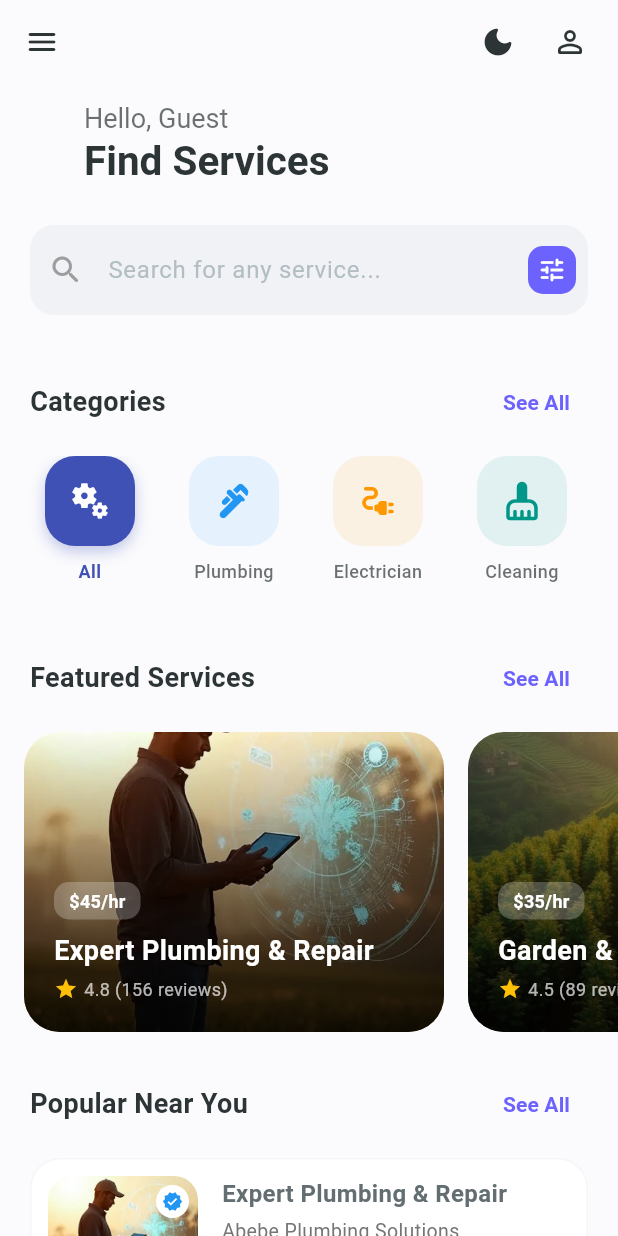
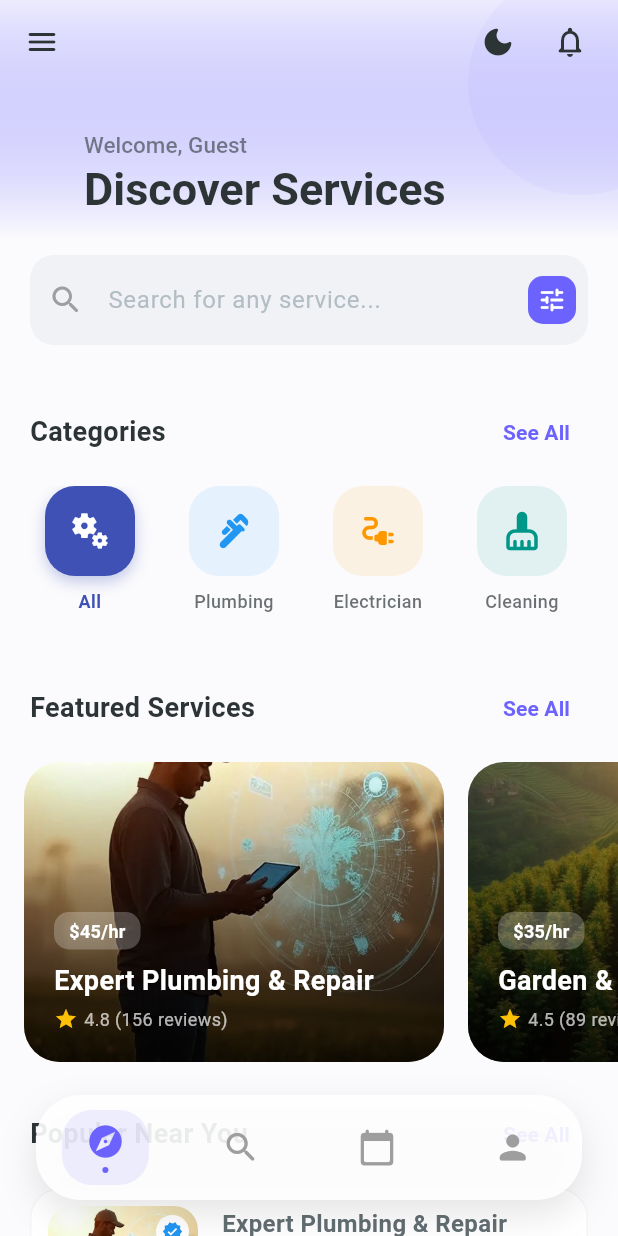
Before and after one commit to Algo-chan/Lazarus-Group, a Flutter app: the HomeScreen screen opened directly, on a phone screen of 412 x 824 dp. Run offline on Flutter 3.47's test engine with Material 3 defaults, Android fonts, the phone set to English and light mode, and no system bars; our stand-ins replace local_auth, shared_preferences; accounts and stored records are empty; network calls fail.

Commit message:
ADD Footer to Apk

```diff
--- a/lib/home_screen.dart
+++ b/lib/home_screen.dart
@@ -86,6 +86,9 @@ class HomeScreen extends StatefulWidget {
 }
 
 class _HomeScreenState extends State<HomeScreen> {
+  final ScrollController _scrollController = ScrollController();
+  bool _isScrolled = false;
+  int _currentIndex = 0;
   String _searchQuery = '';
   String _selectedCategory = 'All';
   List<String> _categories = ['All'];
@@ -95,6 +98,22 @@ class _HomeScreenState extends State<HomeScreen> {
   void initState() {
     super.initState();
     _loadData();
+    _scrollController.addListener(_onScroll);
+  }
+
+  @override
+  void dispose() {
+    _scrollController.removeListener(_onScroll);
+    _scrollController.dispose();
+    super.dispose();
+  }
+
+  void _onScroll() {
+    if (_scrollController.offset > 50 && !_isScrolled) {
+      setState(() => _isScrolled = true);
+    } else if (_scrollController.offset <= 50 && _isScrolled) {
+      setState(() => _isScrolled = false);
+    }
   }
 
   void _loadData() async {
@@ -114,53 +133,38 @@ class _HomeScreenState extends State<HomeScreen> {
   Widget build(BuildContext context) {
     debugPrint('HomeScreen: Building build()');
     return Scaffold(
+      extendBody: true,
       drawer: Drawer(
-        // ... drawer content ...
         child: Column(
           children: [
             UserAccountsDrawerHeader(
               currentAccountPicture: CircleAvatar(
                 backgroundColor: Colors.white,
                 child: Text(
-                  _userName[0].toUpperCase(),
+                  _userName.isNotEmpty ? _userName[0].toUpperCase() : 'G',
                   style: TextStyle(fontSize: 24, fontWeight: FontWeight.bold, color: Theme.of(context).primaryColor),
                 ),
               ),
               accountName: Text(_userName, style: const TextStyle(fontWeight: FontWeight.bold)),
-              accountEmail: const Text('user@example.com'), // Replace with actual email if available
+              accountEmail: const Text('user@example.com'),
               decoration: BoxDecoration(
-                color: Theme.of(context).primaryColor,
+                gradient: LinearGradient(
+                  colors: [Theme.of(context).primaryColor, Theme.of(context).primaryColor.withOpacity(0.8)],
+                  begin: Alignment.topLeft,
+                  end: Alignment.bottomRight,
                 ),
               ),
-            ListTile(
-              leading: const Icon(Icons.home_rounded),
-              title: const Text('Home'),
-              onTap: () => Navigator.pop(context),
             ),
-            ListTile(
-              leading: const Icon(Icons.person_rounded),
-              title: const Text('Profile'),
-              onTap: () {
+            _buildDrawerItem(Icons.home_rounded, 'Home', () => Navigator.pop(context), true),
+            _buildDrawerItem(Icons.person_rounded, 'Profile', () {
               Navigator.pop(context);
               Navigator.push(context, MaterialPageRoute(builder: (context) => const ProfileScreen()));
-              },
-            ),
-            ListTile(
-              leading: const Icon(Icons.history_rounded),
-              title: const Text('My Bookings'),
-              onTap: () => Navigator.pop(context),
-            ),
-            const Divider(),
-            ListTile(
-              leading: const Icon(Icons.settings_rounded),
-              title: const Text('Settings'),
-              onTap: () => Navigator.pop(context),
-            ),
+            }),
+            _buildDrawerItem(Icons.history_rounded, 'My Bookings', () => Navigator.pop(context)),
+            const Divider(indent: 20, endIndent: 20),
+            _buildDrawerItem(Icons.settings_rounded, 'Settings', () => Navigator.pop(context)),
             const Spacer(),
-            ListTile(
-              leading: const Icon(Icons.logout_rounded, color: Colors.red),
-              title: const Text('Logout', style: TextStyle(color: Colors.red)),
-              onTap: () async {
+            _buildDrawerItem(Icons.logout_rounded, 'Logout', () async {
               await ApiService.logout();
               if (mounted) {
                 Navigator.pushAndRemoveUntil(
@@ -169,13 +173,13 @@ class _HomeScreenState extends State<HomeScreen> {
                   (route) => false,
                 );
               }
-              },
-            ),
-            const SizedBox(height: 20),
+            }, false, Colors.red),
+            const SizedBox(height: 40),
           ],
         ),
       ),
       body: CustomScrollView(
+        controller: _scrollController,
         slivers: [
           _buildAppBar(),
           SliverToBoxAdapter(
@@ -192,17 +196,33 @@ class _HomeScreenState extends State<HomeScreen> {
             ),
           ),
           _buildServiceList(),
+          const SliverToBoxAdapter(child: SizedBox(height: 100)),
         ],
       ),
+      bottomNavigationBar: _buildBottomNavigationBar(),
+    );
+  }
+
+  Widget _buildDrawerItem(IconData icon, String title, VoidCallback onTap, [bool isSelected = false, Color? color]) {
+    return ListTile(
+      leading: Icon(icon, color: color ?? (isSelected ? Theme.of(context).primaryColor : null)),
+      title: Text(title, style: TextStyle(color: color, fontWeight: isSelected ? FontWeight.bold : null)),
+      onTap: onTap,
+      selected: isSelected,
+      shape: RoundedRectangleBorder(borderRadius: BorderRadius.circular(10)),
+      contentPadding: const EdgeInsets.symmetric(horizontal: 24),
     );
   }
 
   Widget _buildAppBar() {
     return SliverAppBar(
-      expandedHeight: 140,
+      expandedHeight: 160,
       floating: true,
       pinned: true,
-      elevation: 0,
+      elevation: _isScrolled ? 2 : 0,
+      backgroundColor: _isScrolled
+          ? Theme.of(context).scaffoldBackgroundColor
+          : Colors.transparent,
       leading: Builder(
         builder: (context) => IconButton(
           icon: const Icon(Icons.menu_rounded),
@@ -214,47 +234,155 @@ class _HomeScreenState extends State<HomeScreen> {
           valueListenable: themeNotifier,
           builder: (context, mode, _) {
             return IconButton(
-              onPressed: () {
-                themeNotifier.value = mode == ThemeMode.light ? ThemeMode.dark : ThemeMode.light;
-              },
-              icon: Icon(
+              onPressed: () => ThemeManager.toggleTheme(),
+              icon: AnimatedSwitcher(
+                duration: const Duration(milliseconds: 300),
+                child: Icon(
                   mode == ThemeMode.light ? Icons.dark_mode_rounded : Icons.light_mode_rounded,
+                  key: ValueKey(mode),
+                ),
               ),
             );
           },
         ),
         IconButton(
           onPressed: () => Navigator.push(context, MaterialPageRoute(builder: (context) => const ProfileScreen())),
-          icon: const Icon(Icons.person_outline_rounded),
+          icon: const Icon(Icons.notifications_none_rounded),
         ),
         const SizedBox(width: 8),
       ],
       flexibleSpace: FlexibleSpaceBar(
+        stretchModes: const [StretchMode.blurBackground, StretchMode.zoomBackground],
         centerTitle: false,
-        titlePadding: const EdgeInsets.only(left: 56, bottom: 16),
-        title: Column(
+        titlePadding: EdgeInsets.lerp(
+          const EdgeInsets.only(left: 56, bottom: 16),
+          const EdgeInsets.only(left: 56, bottom: 14),
+          _isScrolled ? 1 : 0,
+        ),
+        title: AnimatedOpacity(
+          duration: const Duration(milliseconds: 200),
+          opacity: 1.0,
+          child: Column(
             mainAxisSize: MainAxisSize.min,
             crossAxisAlignment: CrossAxisAlignment.start,
             children: [
+              if (!_isScrolled)
                 Text(
-              'Hello, $_userName',
+                  'Welcome, $_userName',
                   style: TextStyle(
-                fontSize: 12,
-                color: Theme.of(context).colorScheme.onSurface.withOpacity(0.7),
-                fontWeight: FontWeight.normal,
+                    fontSize: 10,
+                    color: Theme.of(context).colorScheme.onSurface.withOpacity(0.6),
+                    fontWeight: FontWeight.w500,
                   ),
                 ),
               Text(
-              'Find Services',
+                _isScrolled ? 'LocalConnect' : 'Discover Services',
                 style: TextStyle(
-                fontSize: 18,
+                  fontSize: _isScrolled ? 18 : 20,
                   fontWeight: FontWeight.bold,
                   color: Theme.of(context).colorScheme.onSurface,
                 ),
               ),
             ],
           ),
-        background: Container(color: Theme.of(context).scaffoldBackgroundColor),
+        ),
+        background: Stack(
+          fit: StackFit.expand,
+          children: [
+            Container(
+              decoration: BoxDecoration(
+                gradient: LinearGradient(
+                  begin: Alignment.topCenter,
+                  end: Alignment.bottomCenter,
+                  colors: [
+                    Theme.of(context).primaryColor.withOpacity(0.1),
+                    Theme.of(context).scaffoldBackgroundColor,
+                  ],
+                ),
+              ),
+            ),
+            Positioned(
+              right: -50,
+              top: -20,
+              child: Container(
+                width: 150,
+                height: 150,
+                decoration: BoxDecoration(
+                  color: Theme.of(context).primaryColor.withOpacity(0.05),
+                  shape: BoxShape.circle,
+                ),
+              ),
+            ),
+          ],
+        ),
+      ),
+    );
+  }
+
+  Widget _buildBottomNavigationBar() {
+    return Container(
+      margin: const EdgeInsets.fromLTRB(24, 0, 24, 24),
+      height: 70,
+      decoration: BoxDecoration(
+        color: Theme.of(context).colorScheme.surface.withOpacity(0.9),
+        borderRadius: BorderRadius.circular(30),
+        boxShadow: [
+          BoxShadow(
+            color: Colors.black.withOpacity(0.1),
+            blurRadius: 20,
+            offset: const Offset(0, 10),
+          ),
+        ],
+        border: Border.all(color: Colors.white.withOpacity(0.2)),
+      ),
+      child: ClipRRect(
+        borderRadius: BorderRadius.circular(30),
+        child: Row(
+          mainAxisAlignment: MainAxisAlignment.spaceAround,
+          children: [
+            _buildNavItem(0, Icons.explore_rounded, 'Explore'),
+            _buildNavItem(1, Icons.search_rounded, 'Search'),
+            _buildNavItem(2, Icons.calendar_today_rounded, 'Bookings'),
+            _buildNavItem(3, Icons.person_rounded, 'Profile'),
+          ],
+        ),
+      ),
+    );
+  }
+
+  Widget _buildNavItem(int index, IconData icon, String label) {
+    final isSelected = _currentIndex == index;
+    return GestureDetector(
+      onTap: () => setState(() => _currentIndex = index),
+      behavior: HitTestBehavior.opaque,
+      child: AnimatedContainer(
+        duration: const Duration(milliseconds: 300),
+        curve: Curves.easeInOut,
+        padding: const EdgeInsets.symmetric(horizontal: 16, vertical: 8),
+        decoration: BoxDecoration(
+          color: isSelected ? Theme.of(context).primaryColor.withOpacity(0.1) : Colors.transparent,
+          borderRadius: BorderRadius.circular(20),
+        ),
+        child: Column(
+          mainAxisSize: MainAxisSize.min,
+          children: [
+            Icon(
+              icon,
+              color: isSelected ? Theme.of(context).primaryColor : Colors.grey,
+              size: 26,
+            ),
+            if (isSelected)
+              Container(
+                margin: const EdgeInsets.only(top: 4),
+                width: 4,
+                height: 4,
+                decoration: BoxDecoration(
+                  color: Theme.of(context).primaryColor,
+                  shape: BoxShape.circle,
+                ),
+              ),
+          ],
+        ),
       ),
     );
   }
```
Also changed, not shown: 1 other file. Lines whose indentation alone changed are shown as unchanged.
